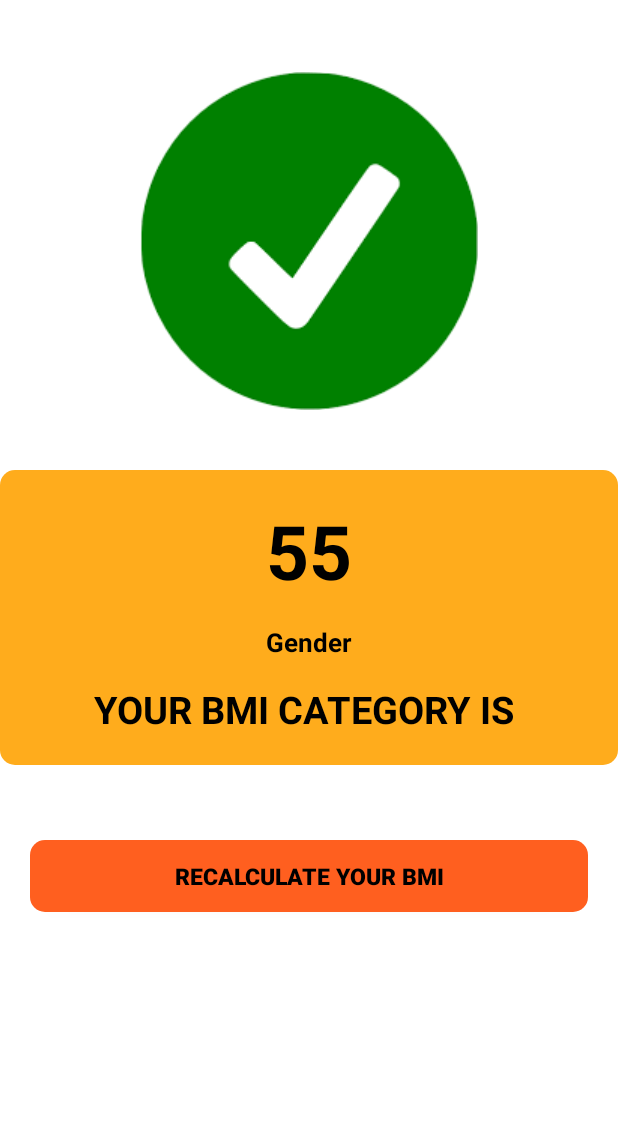
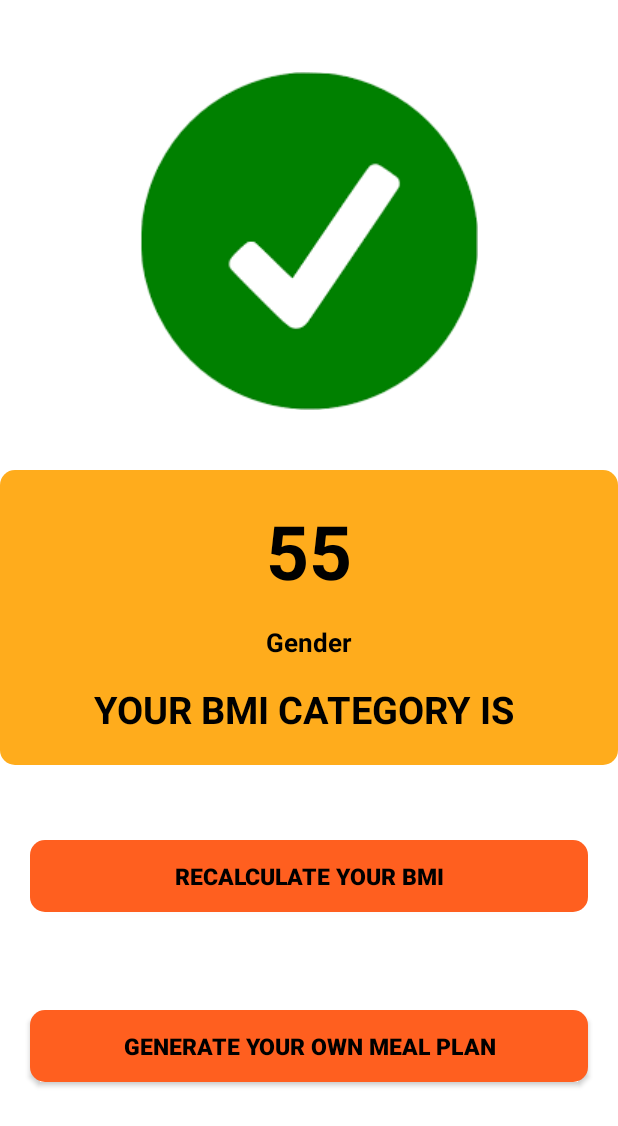
Before and after one commit to AnuththaraGHN/Fitness-World, an Android app: the layout activity_genatagebmi.xml on its own in the app's theme, with its tools: preview values and no code run, on a phone screen of 412 x 824 dp. Shown: the top 1126 px of the screen. Run offline under Robolectric (Android 15) with nearby library versions, the phone set to English and light mode, and no system bars.

Commit message:
update generatemp button

```diff
--- a/app/src/main/java/com/example/fitnessworld/MainActivity.java
+++ b/app/src/main/java/com/example/fitnessworld/MainActivity.java
@@ -14,8 +14,8 @@ public class MainActivity extends AppCompatActivity {
         super.onCreate(savedInstanceState);
         setContentView(R.layout.activity_main);
 
+        //remove the action bar and also title bar from main screen.
         getWindow().setFlags(WindowManager.LayoutParams.FLAG_FULLSCREEN,WindowManager.LayoutParams.FLAG_FULLSCREEN);
-        getSupportActionBar().hide();
 
         new Handler().postDelayed(new Runnable() {
             @Override
@@ -24,7 +24,7 @@ public class MainActivity extends AppCompatActivity {
                 startActivity(intent);
                 finish();
             }
-        },3000);
+        },3000);//3S will display main screen.
 
         }
 }
--- a/app/src/main/res/drawable-v24/malefemalefocus.xml
+++ b/app/src/main/res/drawable-v24/malefemalefocus.xml
@@ -2,7 +2,7 @@
 <shape xmlns:android="http://schemas.android.com/apk/res/android">
     android:shape="rectangle">
 
-    <solid android:color="#FFAA33">
+    <solid android:color="#CC7722">
 
     </solid>
 
--- a/app/src/main/res/layout/activity_bmicalculator.xml
+++ b/app/src/main/res/layout/activity_bmicalculator.xml
@@ -190,7 +190,6 @@
         android:layout_marginRight="20dp"
         android:layout_marginBottom="20dp"
         android:layout_toRightOf="@+id/centerverticalline"
-        android:layout_toEndtOf="@+id/centerverticalline"
         android:background="@drawable/cardbackground1">
 
         <TextView
--- a/app/src/main/res/layout/activity_genatagebmi.xml
+++ b/app/src/main/res/layout/activity_genatagebmi.xml
@@ -85,5 +85,22 @@
 
     </android.widget.Button>
 
+    <android.widget.Button
+        android:id="@+id/genarate_your_owne_Ditetplan"
+        android:layout_width="match_parent"
+        android:layout_height="48dp"
+        android:layout_below="@+id/recalculatebmi"
+        android:layout_marginTop="50dp"
+        android:layout_marginLeft="20dp"
+        android:layout_marginRight="20dp"
+        android:layout_marginBottom="15dp"
+        android:background="@drawable/buttonbackground"
+        android:text="GENERATE YOUR OWN MEAL PLAN"
+        android:textColor="@color/black"
+        android:textSize="15dp"
+        android:textStyle="bold">
+
+    </android.widget.Button>
+
 
 </RelativeLayout>
--- a/app/src/main/res/values/colors.xml
+++ b/app/src/main/res/values/colors.xml
@@ -1,7 +1,7 @@
 <?xml version="1.0" encoding="utf-8"?>
 <resources>
     <color name="purple_200">#FF9800</color>
-    <color name="purple_500">#DCA501</color>
+    <color name="purple_500">#8BC34A</color>
     <color name="purple_700">#090909</color>
     <color name="teal_200">#FF03DAC5</color>
     <color name="teal_700">#FF018786</color>
```
Also changed, not shown: app/src/main/AndroidManifest.xml (+14 -13 lines), app/src/main/java/com/example/fitnessworld/BMICalculatorActivity.java (+24 -10 lines), app/src/main/java/com/example/fitnessworld/DBHelper.java (+13 -8 lines), app/src/main/java/com/example/fitnessworld/GenatagebmiActivity.java (+34 -8 lines), app/src/main/java/com/example/fitnessworld/MainActivity2.java (deleted, +0 -14 lines), app/src/main/java/com/example/fitnessworld/MainActivity3.java (+14 -1 lines), app/src/main/res/layout/activity_main2.xml (deleted, +0 -9 lines), app/src/main/res/layout/activity_main3.xml (+4 -4 lines), app/src/main/res/layout/content_main.xml (deleted, +0 -19 lines).
